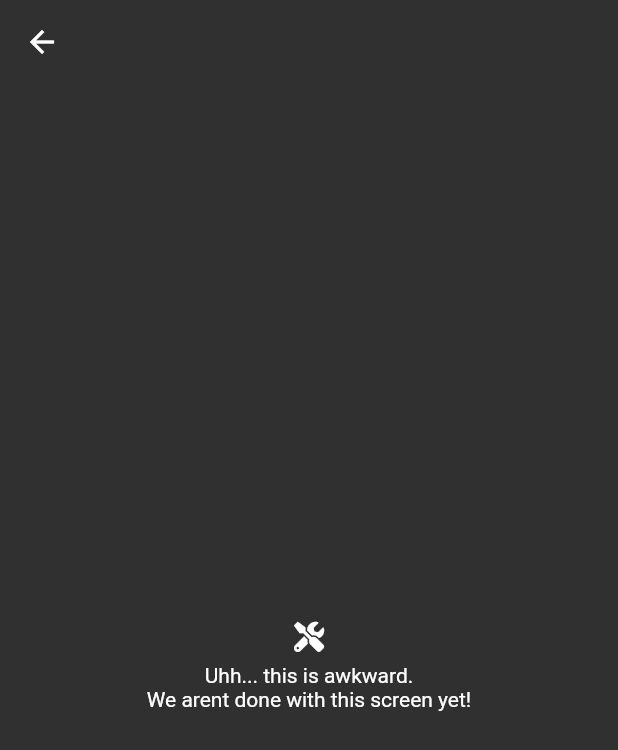
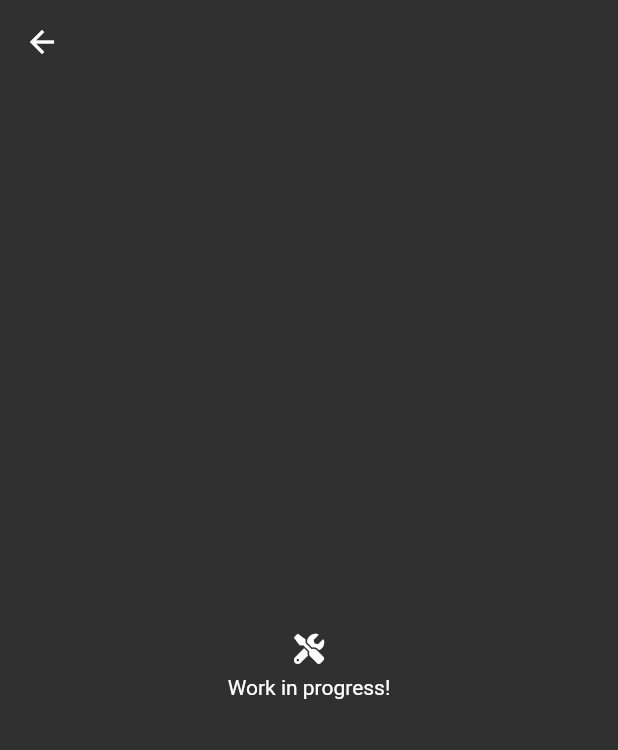
Before and after one commit to clragon/e305, a Flutter app: the ProfileDetail screen opened directly, on a phone screen of 412 x 824 dp. Shown: the top 750 px of the screen. Run offline on Flutter 3.47's test engine with Material 2 defaults, Android fonts, the light colour scheme and no system bars; our stand-ins replace cached_network_image, dio, expandable, flutter_cache_manager, font_awesome_flutter, image_gallery_saver and 10 more; missing offline and left inert: filesize, mutex; accounts and stored records are empty; network calls fail.

Commit message:
updated wip strings

```diff
--- a/lib/comments/widgets/input.dart
+++ b/lib/comments/widgets/input.dart
@@ -56,7 +56,7 @@ class _CommentInputState extends State<CommentInput> {
                       ),
                       Flexible(
                         child: Text(
-                          'Uhh... this is awkward. This isn\'t implemented yet!',
+                          'Work in progress!',
                           textAlign: TextAlign.center,
                         ),
                       ),
--- a/lib/profile/widgets/profile.dart
+++ b/lib/profile/widgets/profile.dart
@@ -27,7 +27,7 @@ class _ProfileDetailState extends State<ProfileDetail> {
               ),
             ),
             Text(
-              'Uhh... this is awkward.\nWe arent done with this screen yet!',
+              'Work in progress!',
               textAlign: TextAlign.center,
             ),
           ],
--- a/lib/settings/pages/settings.dart
+++ b/lib/settings/pages/settings.dart
@@ -321,7 +321,7 @@ class _SettingsPageState extends State<SettingsPage> {
                                   ),
                                   Flexible(
                                     child: Text(
-                                      'Uhh... this is awkward. This isn\'t implemented yet!',
+                                      'Work in progress!',
                                       textAlign: TextAlign.center,
                                     ),
                                   ),
```
